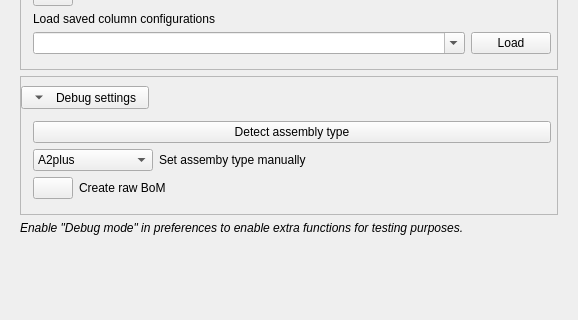
Qt form Resources/UI/BoM_Panel.ui (APEbbers/BillOfMaterials-WB) before a commit; both pictures show x 0 to 578 and y 544 to 864 of the 578 by 1005 pixel window.
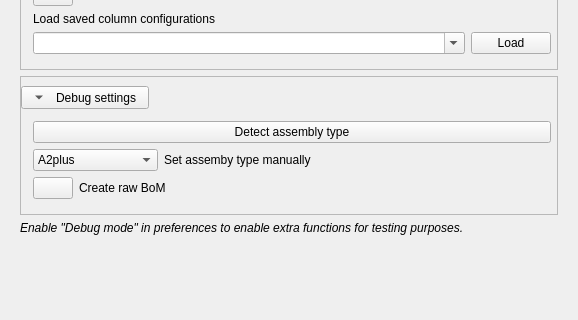
The same form after that commit. Icons and pictures are not drawn.

Commit message: Test with UI update panel - 10

```diff
--- a/Resources/UI/BoM_Panel.ui
+++ b/Resources/UI/BoM_Panel.ui
@@ -838,11 +838,18 @@
             </item>
             <item row="1" column="0">
              <layout class="QGridLayout" name="gridLayout_5">
+              <item row="0" column="1">
+               <widget class="QLabel" name="label_2">
+                <property name="text">
+                 <string>Set assemby type manually</string>
+                </property>
+               </widget>
+              </item>
               <item row="0" column="0">
                <widget class="QComboBox" name="AssemblyType">
                 <property name="sizePolicy">
-                 <sizepolicy hsizetype="Fixed" vsizetype="Fixed">
-                  <horstretch>100</horstretch>
+                 <sizepolicy hsizetype="Preferred" vsizetype="Preferred">
+                  <horstretch>0</horstretch>
                   <verstretch>0</verstretch>
                  </sizepolicy>
                 </property>
@@ -854,7 +861,7 @@
                 </property>
                 <property name="maximumSize">
                  <size>
-                  <width>120</width>
+                  <width>16777215</width>
                   <height>16777215</height>
                  </size>
                 </property>
@@ -947,12 +954,18 @@
                 </item>
                </widget>
               </item>
-              <item row="0" column="1">
-               <widget class="QLabel" name="label_2">
-                <property name="text">
-                 <string>Set assemby type manually</string>
+              <item row="0" column="2">
+               <spacer name="horizontalSpacer_3">
+                <property name="orientation">
+                 <enum>Qt::Orientation::Horizontal</enum>
                 </property>
-               </widget>
+                <property name="sizeHint" stdset="0">
+                 <size>
+                  <width>40</width>
+                  <height>20</height>
+                 </size>
+                </property>
+               </spacer>
               </item>
              </layout>
             </item>
```
The commit also changes 2 other files.
